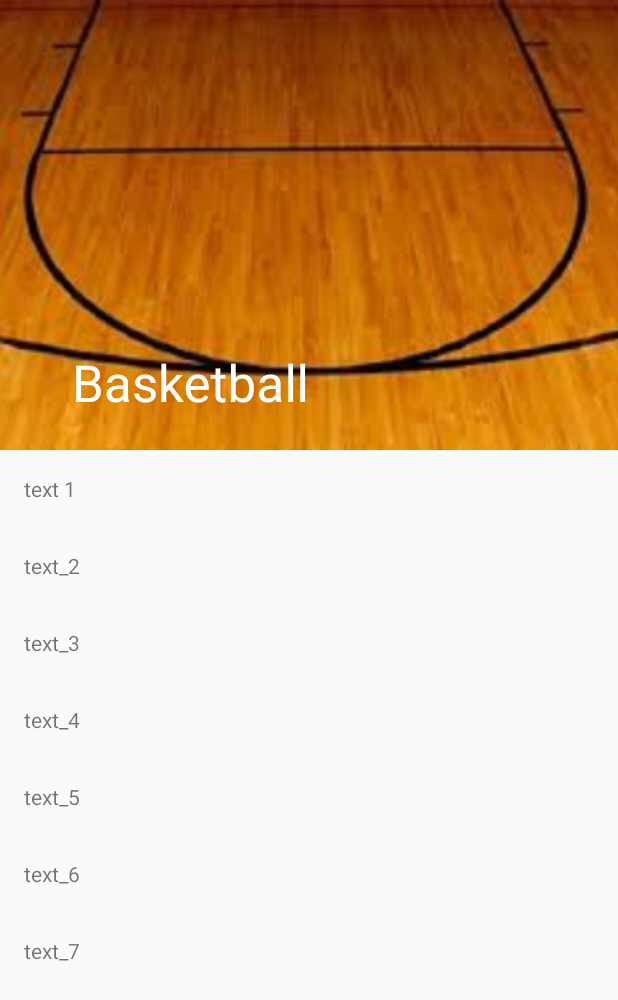
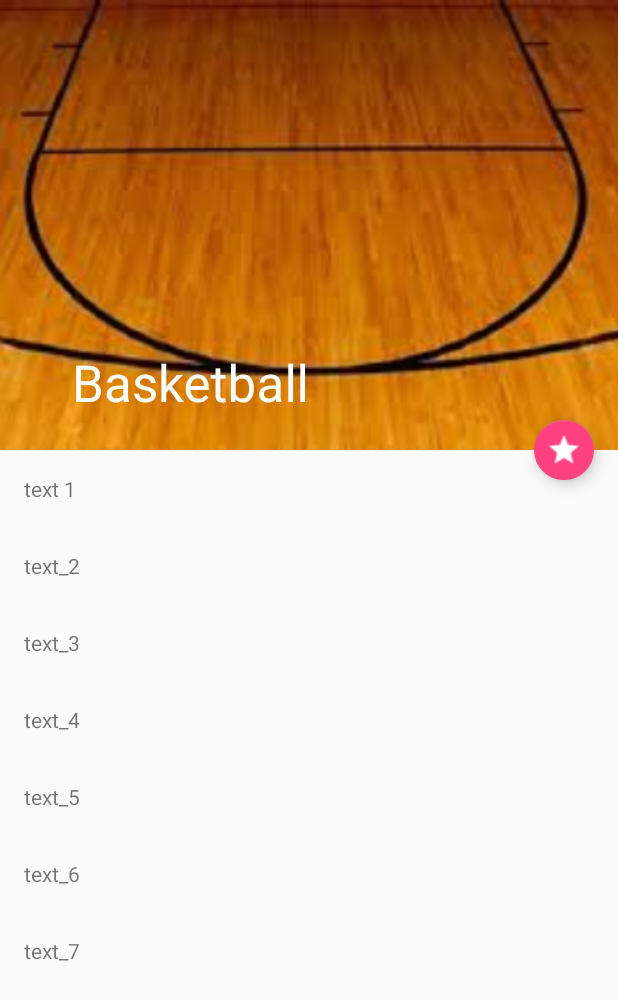
Before and after one commit to jrodriguez-wm/md_Ejercicio11, an Android app: the screen it shows after launch (MainActivity), on a phone screen of 412 x 824 dp. Shown: the top 1000 px of the screen. Run offline under Robolectric (Android 15) with nearby library versions, the phone set to English and light mode, and no system bars.

Commit message:
Se agrega un Floating Action Button y la imagen se muestra a pantalla completa

```diff
--- a/app/src/main/java/mx/com/webmaps/md_ejercicio11/MainActivity.java
+++ b/app/src/main/java/mx/com/webmaps/md_ejercicio11/MainActivity.java
@@ -1,12 +1,17 @@
 package mx.com.webmaps.md_ejercicio11;
 
+import android.support.design.widget.FloatingActionButton;
+import android.support.design.widget.Snackbar;
 import android.support.v7.app.AppCompatActivity;
 import android.os.Bundle;
 import android.support.v7.widget.Toolbar;
+import android.view.View;
 
 public class MainActivity extends AppCompatActivity {
 
     Toolbar toolbar;
+
+    FloatingActionButton fab;
 
     @Override
     protected void onCreate(Bundle savedInstanceState) {
@@ -19,5 +24,14 @@ public class MainActivity extends AppCompatActivity {
 
 
         getSupportActionBar().setDisplayHomeAsUpEnabled(true);
+
+        fab= (FloatingActionButton)findViewById(R.id.fab_id);
+
+        fab.setOnClickListener(new View.OnClickListener() {
+            @Override
+            public void onClick(View v) {
+                Snackbar.make(v,"Floating Action Button",Snackbar.LENGTH_LONG).show();
+            }
+        });
     }
 }
--- a/app/src/main/res/layout/activity_main.xml
+++ b/app/src/main/res/layout/activity_main.xml
@@ -109,6 +109,16 @@
 
     </android.support.v4.widget.NestedScrollView>
 
+    <android.support.design.widget.FloatingActionButton
+        android:layout_width="wrap_content"
+        android:layout_height="wrap_content"
+        android:id="@+id/fab_id"
+        app:fabSize="mini"
+        app:layout_anchor="@id/app_bar_layout"
+        app:layout_anchorGravity="bottom|end"
+        android:layout_margin="16dp"
+        android:src="@drawable/star"/>
+
 
 
 
```
Also changed, not shown: app/src/main/res/drawable/star.png (added).
